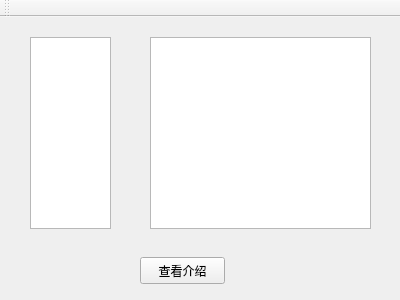
Above: mainwindow.ui from lxj616/woobuntu-installer before the change. Below: the same form after it.
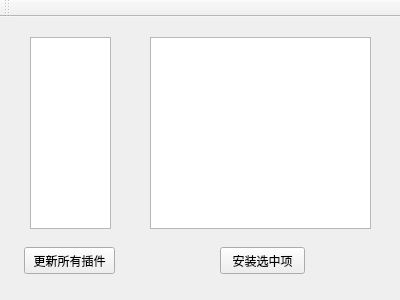
That is the form after the change.

Commit message: add update button - lxj616

```diff
--- a/mainwindow.ui
+++ b/mainwindow.ui
@@ -27,14 +27,14 @@
    <widget class="QPushButton" name="pushButton">
     <property name="geometry">
      <rect>
-      <x>140</x>
-      <y>240</y>
+      <x>220</x>
+      <y>230</y>
       <width>85</width>
       <height>27</height>
      </rect>
     </property>
     <property name="text">
-     <string>查看介绍</string>
+     <string>安装选中项</string>
     </property>
    </widget>
    <widget class="QListWidget" name="listWidget_script_category">
@@ -47,6 +47,19 @@
      </rect>
     </property>
    </widget>
+   <widget class="QPushButton" name="pushButton_update">
+    <property name="geometry">
+     <rect>
+      <x>24</x>
+      <y>230</y>
+      <width>91</width>
+      <height>27</height>
+     </rect>
+    </property>
+    <property name="text">
+     <string>更新所有插件</string>
+    </property>
+   </widget>
   </widget>
   <widget class="QToolBar" name="mainToolBar">
    <attribute name="toolBarArea">
```
The commit also changes 4 other files.
